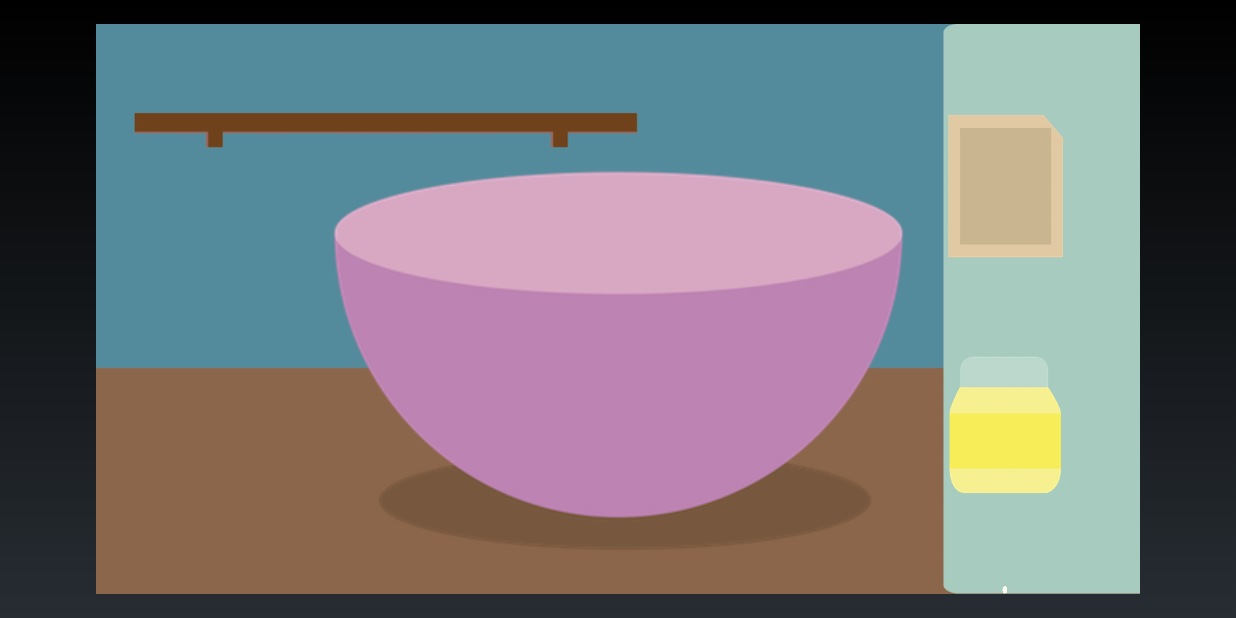
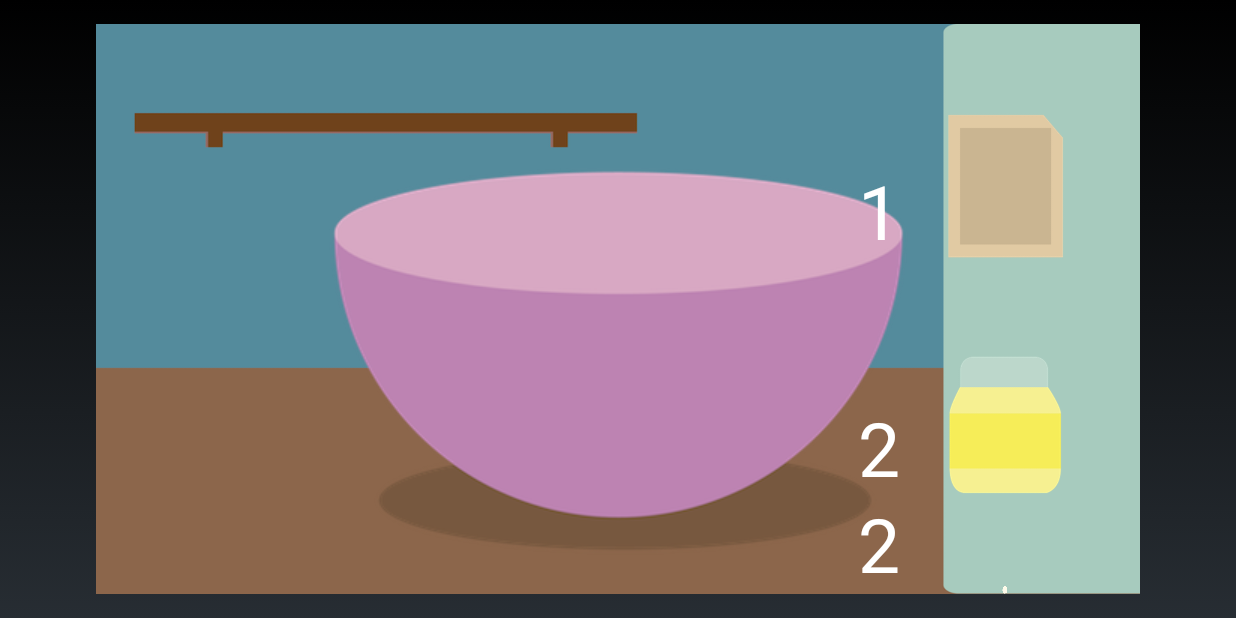
Before and after one commit to migueroncallo/reposteria-Fundown, an Android app: the PrepararMezcla screen opened directly, with no data from a screen before it, on a phone screen of 824 x 412 dp (held sideways). Run offline under Robolectric (Android 15) with nearby library versions, the phone set to English and light mode, and no system bars.

Commit message:
Finished cupcake mixing activity

```diff
--- a/app/src/main/java/com/example/migueroncallo/pasteleriafundown/Pasteleria.java
+++ b/app/src/main/java/com/example/migueroncallo/pasteleriafundown/Pasteleria.java
@@ -36,7 +36,7 @@ public class Pasteleria extends Activity {
         registradora.setOnClickListener(new View.OnClickListener() {
             @Override
             public void onClick(View v) {
-                Intent intent = new Intent(Pasteleria.this, PrepararMezcla.class);
+                Intent intent = new Intent(Pasteleria.this, VenderCupcake.class);
                 startActivity(intent);
             }
         });
--- a/app/src/main/res/layout/activity_preparar_mezcla.xml
+++ b/app/src/main/res/layout/activity_preparar_mezcla.xml
@@ -72,5 +72,51 @@
         android:layout_centerVertical="true"
         android:layout_centerHorizontal="true" />
 
+    <TextView
+        android:layout_width="wrap_content"
+        android:layout_height="wrap_content"
+        android:textSize="50dp"
+        android:text="1"
+        android:id="@+id/harinaCount"
+        android:layout_marginRight="20dp"
+        android:textColor="#ffffff"
+        android:layout_alignBottom="@+id/harinaImage"
+        android:layout_toLeftOf="@+id/harinaImage"
+        android:layout_toStartOf="@+id/harinaImage" />
+
+    <TextView
+        android:layout_width="wrap_content"
+        android:layout_height="wrap_content"
+        android:textSize="50dp"
+        android:text="2"
+        android:id="@+id/mantequillaCount"
+        android:layout_marginRight="20dp"
+        android:textColor="#ffffff"
+        android:layout_alignBottom="@+id/mantequillarImage"
+        android:layout_toLeftOf="@+id/mantequillarImage"
+        android:layout_toStartOf="@+id/mantequillarImage" />
+    <TextView
+        android:layout_width="wrap_content"
+        android:layout_height="wrap_content"
+        android:textSize="50dp"
+        android:text="2"
+        android:id="@+id/huevoCount"
+        android:layout_marginRight="20dp"
+        android:textColor="#ffffff"
+        android:layout_alignBottom="@+id/huevoImage"
+        android:layout_toLeftOf="@+id/huevoImage"
+        android:layout_toStartOf="@+id/huevoImage" />
+    <TextView
+        android:layout_width="wrap_content"
+        android:layout_height="wrap_content"
+        android:textSize="50dp"
+        android:text="3"
+        android:id="@+id/aguaCount"
+        android:layout_marginRight="20dp"
+        android:textColor="#ffffff"
+        android:layout_alignBottom="@+id/aguaImage"
+        android:layout_toLeftOf="@+id/aguaImage"
+        android:layout_toStartOf="@+id/aguaImage" />
+
 
 </RelativeLayout>
```
Also changed, not shown: app/src/main/java/com/example/migueroncallo/pasteleriafundown/PrepararMezcla.java (+120 -3 lines), app/src/main/res/layout/activity_pasteleria.xml (+3 -4 lines), app/src/main/res/drawable/batidora.png, app/src/main/res/drawable/registradora.png.
